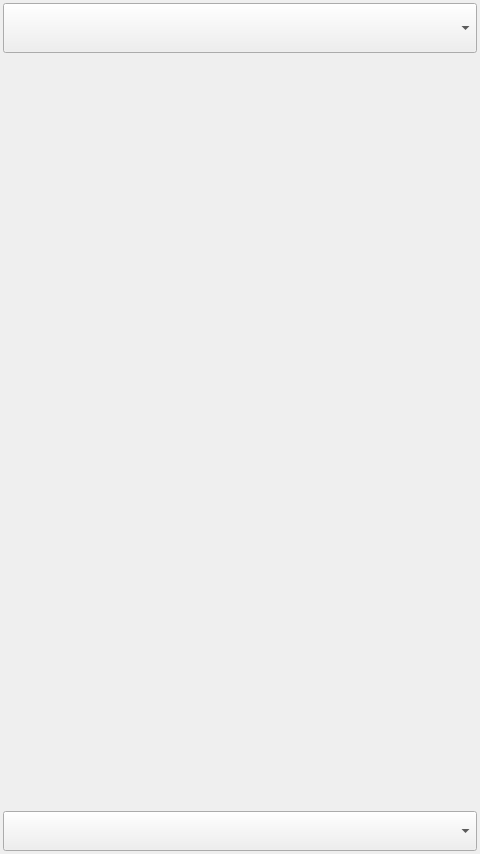
Qt form Apps/IoT-Dashboard/mainwindow.ui (quachconghoang/agricultureDrone) before a commit.
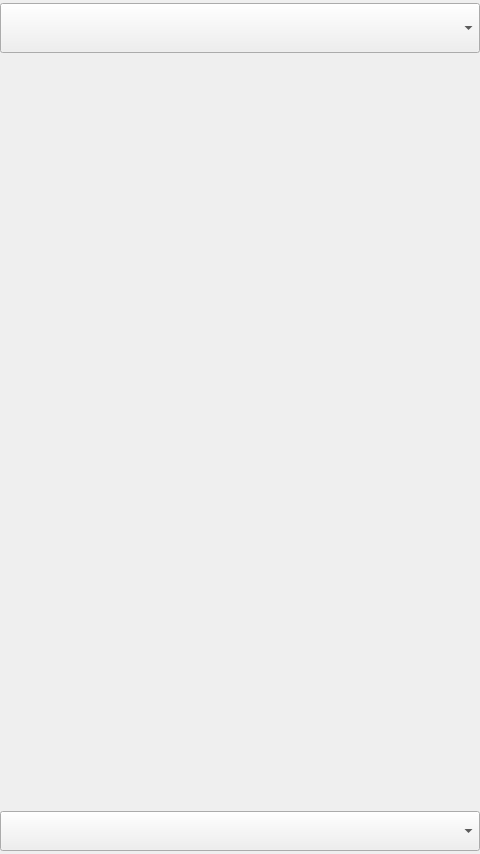
The same form after that commit. Icons and pictures are not drawn.

Diff of the .ui file:
```diff
--- a/Apps/IoT-Dashboard/mainwindow.ui
+++ b/Apps/IoT-Dashboard/mainwindow.ui
@@ -29,13 +29,13 @@
    </property>
    <layout class="QVBoxLayout" name="verticalLayout_2">
     <property name="leftMargin">
-     <number>3</number>
+     <number>0</number>
     </property>
     <property name="topMargin">
      <number>3</number>
     </property>
     <property name="rightMargin">
-     <number>3</number>
+     <number>0</number>
     </property>
     <property name="bottomMargin">
      <number>3</number>
```
